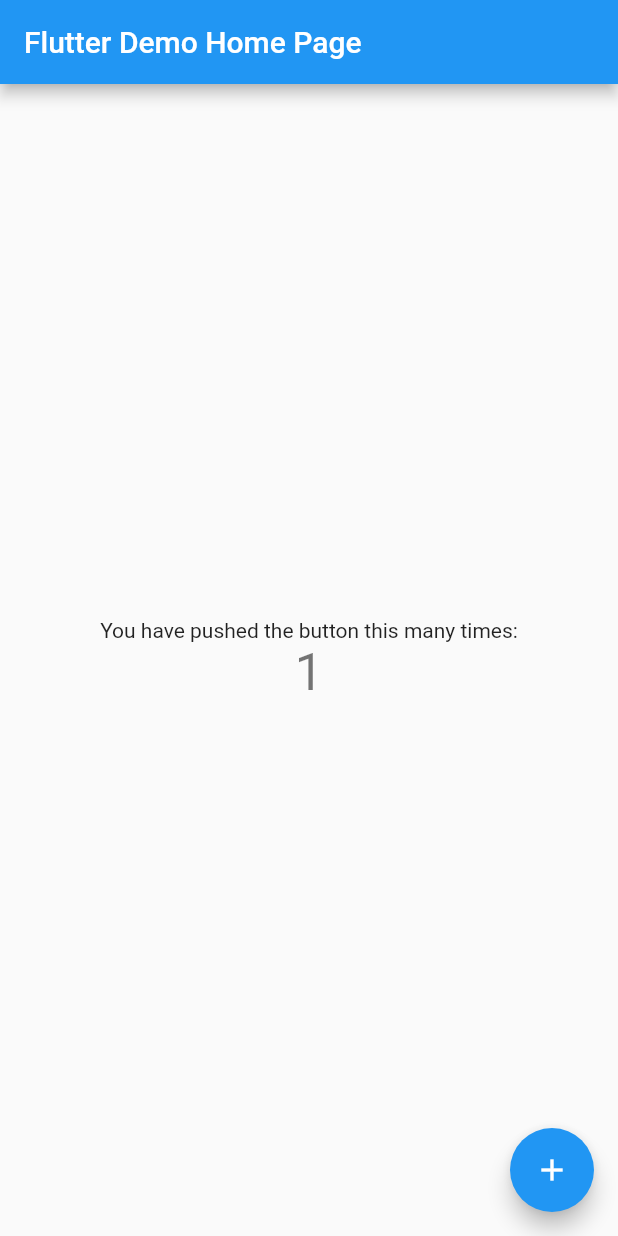
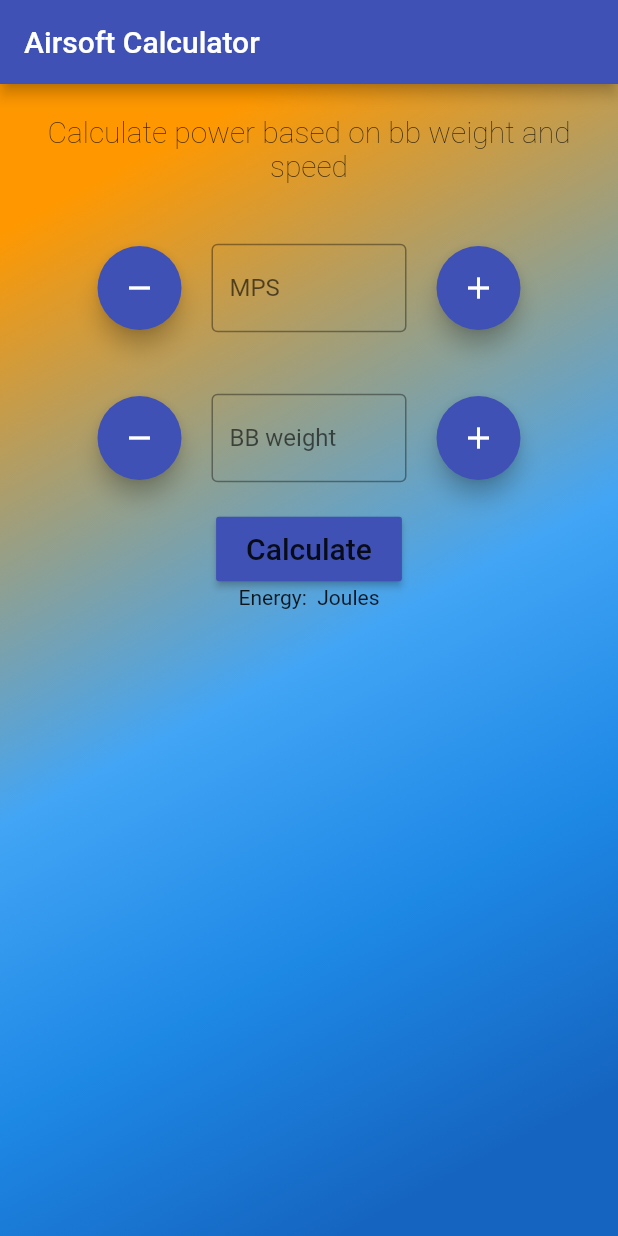
Before and after one commit to vladimir-grigore/airsoft_fps_calculator-, a Flutter app: the screen it shows after launch, after a tap on the "add" icon, on a phone screen of 412 x 824 dp. Run offline on Flutter 3.47's test engine with Material 2 defaults, Android fonts, the phone set to English and light mode, and no system bars; Roboto replaces fonts that are missing (Yantramanav-Thin).

Commit message:
Create joules calculator

```diff
--- /dev/null
+++ b/lib/components/joules_calculator.dart
@@ -0,0 +1,157 @@
+import 'package:flutter/material.dart';
+import 'dart:math';
+
+class JoulesCalculator extends StatefulWidget {
+  JoulesCalculator({Key key}) : super(key: key);
+
+  @override
+  _JoulesCalculator createState() => _JoulesCalculator();
+}
+
+class _JoulesCalculator extends State<JoulesCalculator> {
+
+  TextEditingController _speedController;
+  TextEditingController _weightController;
+  String joules = "";
+
+  @override
+  void initState() {
+    _speedController = TextEditingController();
+    _weightController = TextEditingController();
+    super.initState();
+  }
+
+  void calculateJoules() {
+    double _joules = 0.5 * (double.parse(_weightController.text) / 1000) * pow(int.parse(_speedController.text), 2);
+    setState(() {
+      joules = _joules.toStringAsFixed(2);
+    });
+  }
+
+  @override
+  Widget build(BuildContext context) {
+    return Column(
+      children: <Widget>[
+        Padding(
+          padding: EdgeInsets.all(20.0),
+          child: Text(
+            "Calculate power based on bb weight and speed",
+            textAlign: TextAlign.center,
+            style: TextStyle(fontSize: 20, fontFamily: "Yantramanav-Thin", fontWeight: FontWeight.w100),
+          ),
+        ),
+        // Speed (fps, m/s) text input row
+        Row(
+          mainAxisAlignment: MainAxisAlignment.center,
+          children: <Widget>[
+            FloatingActionButton(
+              onPressed: () {
+                setState(() {
+                  _speedController.text = (int.parse(_speedController.text) - 1).toString();
+                });
+              },
+              backgroundColor: Colors.indigo,
+              child: Icon(Icons.remove),
+            ),
+            Padding(
+              padding: EdgeInsets.symmetric(horizontal: 20.0),
+              child: Container(
+                width: 130.0,
+                height: 100.0,
+                alignment: Alignment.center,
+                child: Theme(
+                  data: ThemeData(
+                    primaryColor: Colors.black,
+                    primaryColorDark: Colors.black,
+                  ),
+                  child: TextField(
+                    controller: _speedController,
+                    keyboardType: TextInputType.number,
+                    decoration: InputDecoration(
+                      border: OutlineInputBorder(),
+                      labelText: "MPS",
+                    ),
+                    onChanged: (input) {
+                      setState(() {
+
+                      });
+                    },
+                  ),
+                ),
+              ),
+            ),
+            FloatingActionButton(
+              onPressed: () {
+                setState(() {
+                  _speedController.text = (int.parse(_speedController.text) + 1).toString();
+                });
+              },
+              backgroundColor: Colors.indigo,
+              child: Icon(Icons.add),
+            ),
+          ],
+        ),
+        // BB weight Row
+        Row(
+          mainAxisAlignment: MainAxisAlignment.center,
+          children: <Widget>[
+            FloatingActionButton(
+              onPressed: () {
+                setState(() {
+                  _weightController.text = (double.parse(_weightController.text) - 0.01).toStringAsFixed(2);
+                });
+              },
+              backgroundColor: Colors.indigo,
+              child: Icon(Icons.remove),
+            ),
+            Padding(
+              padding: EdgeInsets.symmetric(horizontal: 20.0),
+              child: Container(
+                width: 130.0,
+                height: 100.0,
+                alignment: Alignment.center,
+                child: Theme(
+                  data: ThemeData(
+                    primaryColor: Colors.black,
+                    primaryColorDark: Colors.black,
+                  ),
+                  child: TextField(
+                    controller: _weightController,
+                    keyboardType: TextInputType.numberWithOptions(decimal: true),
+                    decoration: InputDecoration(
+                      border: OutlineInputBorder(),
+                      labelText: "BB weight",
+                    ),
+                    onChanged: (input) {
+                      setState(() {
+
+                      });
+                    },
+                  ),
+                ),
+              ),
+            ),
+            FloatingActionButton(
+              onPressed: () {
+                setState(() {
+                  _weightController.text = (double.parse(_weightController.text) + 0.01).toStringAsFixed(2);
+                });
+              },
+              backgroundColor: Colors.indigo,
+              child: Icon(Icons.add),
+            ),
+          ],
+        ),
+        RaisedButton(
+          onPressed: () {
+            calculateJoules();
+          },
+          color: Colors.indigo,
+          padding: EdgeInsets.symmetric(horizontal: 20, vertical: 10),
+          child: Text("Calculate", style: TextStyle(fontSize: 20)),
+        ),
+        Text("Energy: $joules Joules"),
+      ],
+    );
+  }
+}
--- a/lib/main.dart
+++ b/lib/main.dart
@@ -1,41 +1,31 @@
 import 'package:flutter/material.dart';
+import 'package:flutter/rendering.dart';
 
-void main() => runApp(MyApp());
+import 'package:airsoft_fps_calculator/components/joules_calculator.dart';
+
+void main() {
+  // Used for displaying padding and component dimensions
+  debugPaintSizeEnabled=false;
+
+  runApp(MyApp());
+}
 
 class MyApp extends StatelessWidget {
-  // This widget is the root of your application.
   @override
   Widget build(BuildContext context) {
     return MaterialApp(
       title: 'Flutter Demo',
       theme: ThemeData(
-        // This is the theme of your application.
-        //
-        // Try running your application with "flutter run". You'll see the
-        // application has a blue toolbar. Then, without quitting the app, try
-        // changing the primarySwatch below to Colors.green and then invoke
-        // "hot reload" (press "r" in the console where you ran "flutter run",
-        // or simply save your changes to "hot reload" in a Flutter IDE).
-        // Notice that the counter didn't reset back to zero; the application
-        // is not restarted.
-        primarySwatch: Colors.blue,
+        primarySwatch: Colors.indigo,
+        fontFamily: 'Yantramanav-Thin',
       ),
-      home: MyHomePage(title: 'Flutter Demo Home Page'),
+      home: MyHomePage(title: 'Airsoft Calculator'),
     );
   }
 }
 
 class MyHomePage extends StatefulWidget {
   MyHomePage({Key key, this.title}) : super(key: key);
-
-  // This widget is the home page of your application. It is stateful, meaning
-  // that it has a State object (defined below) that contains fields that affect
-  // how it looks.
-
-  // This class is the configuration for the state. It holds the values (in this
-  // case the title) provided by the parent (in this case the App widget) and
-  // used by the build method of the State. Fields in a Widget subclass are
-  // always marked "final".
 
   final String title;
 
@@ -44,68 +34,31 @@ class MyHomePage extends StatefulWidget {
 }
 
 class _MyHomePageState extends State<MyHomePage> {
-  int _counter = 0;
-
-  void _incrementCounter() {
-    setState(() {
-      // This call to setState tells the Flutter framework that something has
-      // changed in this State, which causes it to rerun the build method below
-      // so that the display can reflect the updated values. If we changed
-      // _counter without calling setState(), then the build method would not be
-      // called again, and so nothing would appear to happen.
-      _counter++;
-    });
-  }
 
   @override
   Widget build(BuildContext context) {
-    // This method is rerun every time setState is called, for instance as done
-    // by the _incrementCounter method above.
-    //
-    // The Flutter framework has been optimized to make rerunning build methods
-    // fast, so that you can just rebuild anything that needs updating rather
-    // than having to individually change instances of widgets.
     return Scaffold(
       appBar: AppBar(
-        // Here we take the value from the MyHomePage object that was created by
-        // the App.build method, and use it to set our appbar title.
-        title: Text(widget.title),
+        title: Text("Airsoft Calculator"),
       ),
       body: Center(
-        // Center is a layout widget. It takes a single child and positions it
-        // in the middle of the parent.
-        child: Column(
-          // Column is also layout widget. It takes a list of children and
-          // arranges them vertically. By default, it sizes itself to fit its
-          // children horizontally, and tries to be as tall as its parent.
-          //
-          // Invoke "debug painting" (press "p" in the console, choose the
-          // "Toggle Debug Paint" action from the Flutter Inspector in Android
-          // Studio, or the "Toggle Debug Paint" command in Visual Studio Code)
-          // to see the wireframe for each widget.
-          //
-          // Column has various properties to control how it sizes itself and
-          // how it positions its children. Here we use mainAxisAlignment to
-          // center the children vertically; the main axis here is the vertical
-          // axis because Columns are vertical (the cross axis would be
-          // horizontal).
-          mainAxisAlignment: MainAxisAlignment.center,
-          children: <Widget>[
-            Text(
-              'You have pushed the button this many times:',
-            ),
-            Text(
-              '$_counter',
-              style: Theme.of(context).textTheme.display1,
-            ),
-          ],
+        child: Container(
+          decoration: BoxDecoration(
+            gradient: LinearGradient(
+              begin: Alignment.topLeft,
+              end: Alignment.bottomRight,
+              stops: [0.1, 0.5, 0.7, 0.9],
+              colors: [
+                Colors.orange,
+                Colors.blue[400],
+                Colors.blue[600],
+                Colors.blue[800],
+              ],
+            )
+          ),
+          child: JoulesCalculator(),
         ),
       ),
-      floatingActionButton: FloatingActionButton(
-        onPressed: _incrementCounter,
-        tooltip: 'Increment',
-        child: Icon(Icons.add),
-      ), // This trailing comma makes auto-formatting nicer for build methods.
     );
   }
 }
```
Also changed, not shown: pubspec.yaml (+17 -11 lines), fonts/Yantramanav-Light.ttf (added), fonts/Yantramanav-Regular.ttf (added), fonts/Yantramanav-Thin.ttf (added), 1 other file.
